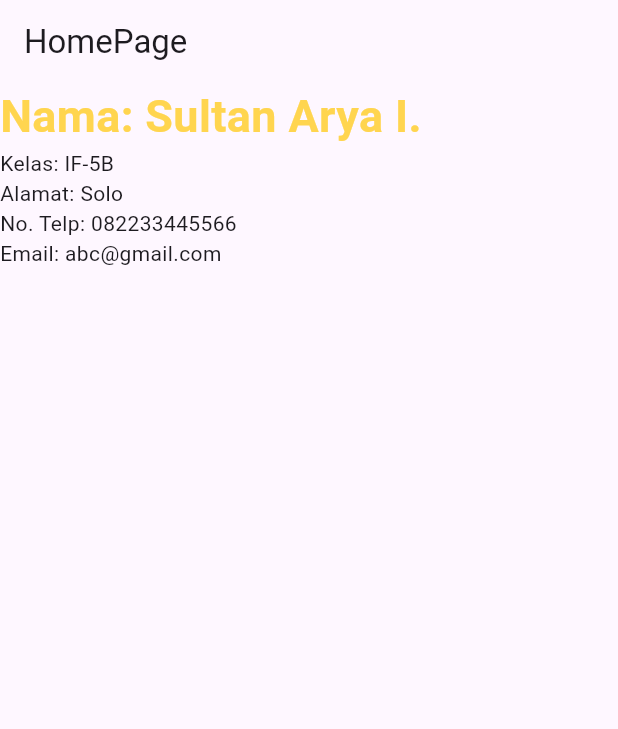
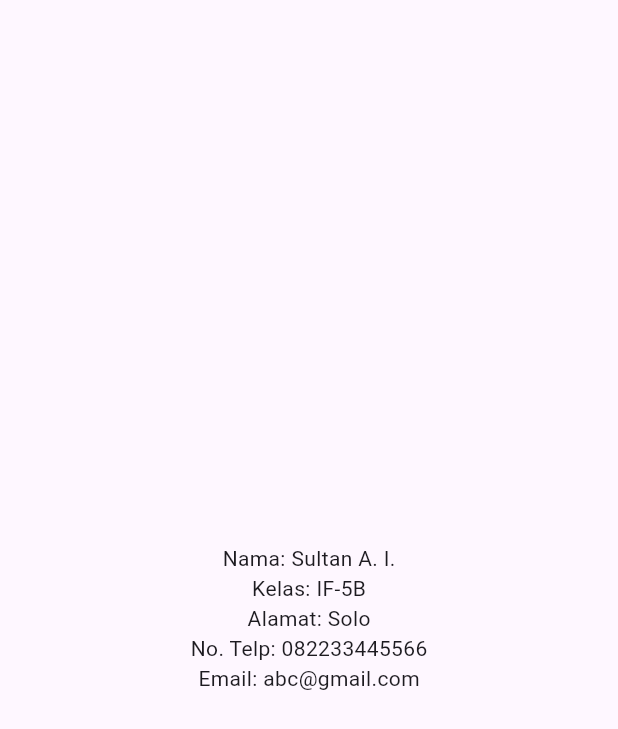
Before and after one commit to ItsAutumnSai/QuestSatu_0703, a Flutter app: the screen it shows after launch, on a phone screen of 412 x 824 dp. Shown: the top 729 px of the screen. Run offline on Flutter 3.47's test engine with Material 3 defaults, Android fonts, the phone set to English and light mode, and no system bars.

Commit message:
centering widgets

```diff
--- a/lib/main.dart
+++ b/lib/main.dart
@@ -7,11 +7,10 @@ void main() {
 class MyApp extends StatelessWidget {
   const MyApp({super.key});
 
-  // This widget is the root of your application.
   @override
   Widget build(BuildContext context) {
     return MaterialApp(
-      title: 'Flutter Demo',
+      title: 'QuestSatu_0703',
       theme: ThemeData(
         colorScheme: ColorScheme.fromSeed(seedColor: Colors.deepPurple),
       ),
@@ -26,24 +25,19 @@ class HomePage extends StatelessWidget {
   @override
   Widget build(BuildContext context) {
     return Scaffold(
-      appBar: AppBar(title: Text("HomePage")),
-      body: Column(
-        crossAxisAlignment: CrossAxisAlignment.start,
+      body: Center(
+        //gunakan center widget sehingga child widget secara horizontal ditengah
+        child: Column(
+          mainAxisAlignment: MainAxisAlignment.center, //vertical centering
           children: [
-          Text(
-            "Nama: Sultan Arya I.",
-            style: TextStyle(
-              fontSize: 30,
-              fontWeight: FontWeight.bold,
-              color: Colors.amber[300],
-            ),
-          ),
+            Text("Nama: Sultan A. I."),
             Text("Kelas: IF-5B"),
             Text("Alamat: Solo"),
             Text("No. Telp: 082233445566"),
             Text("Email: abc@gmail.com"),
           ],
         ),
+      ),
     );
   }
 }
```
Lines whose indentation alone changed are shown as unchanged.
